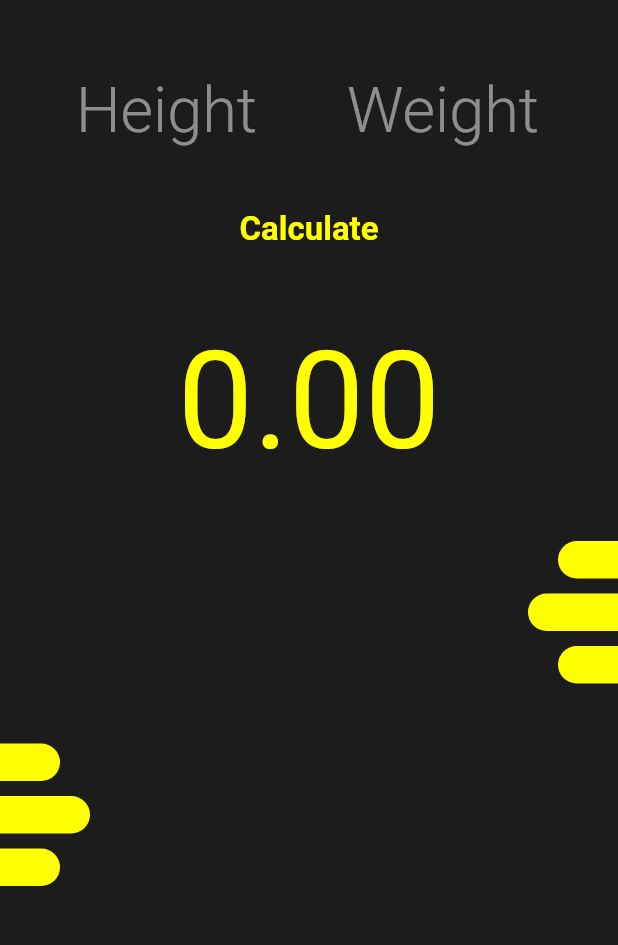
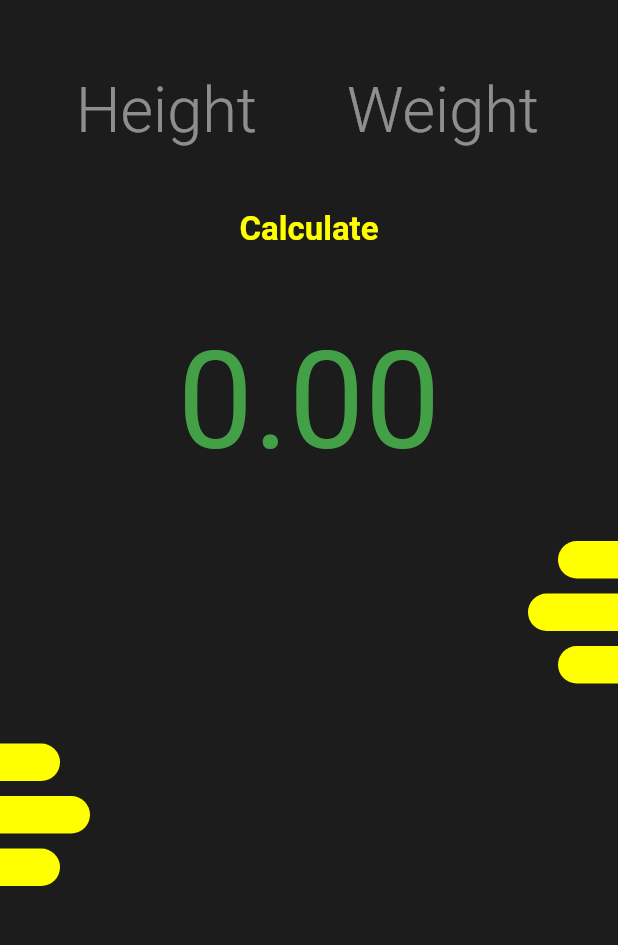
Before and after one commit to meetmeerahul/bmi_calculator, a Flutter app: the screen it shows after launch, on a phone screen of 412 x 824 dp, the part 59-1004 px from its top. Run offline on Flutter 3.47's test engine with Material 2 defaults, Android fonts, the phone set to English and light mode, and no system bars; our stand-ins replace hexcolor.

Commit message:
Message Colors Changed

```diff
--- a/lib/screen/home.dart
+++ b/lib/screen/home.dart
@@ -1,10 +1,8 @@
 import 'package:bmi_calculator/constants/app_constants.dart';
-import 'package:bmi_calculator/constants/app_constants.dart';
+
 import 'package:bmi_calculator/widgets/letf_bar.dart';
 import 'package:bmi_calculator/widgets/right_bar.dart';
 import 'package:flutter/material.dart';
-import 'package:hexcolor/hexcolor.dart';
-import 'package:hexcolor/hexcolor.dart';
 
 class BmiHomeScreen extends StatefulWidget {
   const BmiHomeScreen({super.key});
@@ -21,6 +19,8 @@ class _BmiHomeScreenState extends State<BmiHomeScreen> {
   double _bmiResult = 0;
 
   String _textResult = "";
+
+  bool _redSignal = false;
 
   @override
   Widget build(BuildContext context) {
@@ -105,10 +105,13 @@ class _BmiHomeScreenState extends State<BmiHomeScreen> {
 
                     if (_bmiResult > 25) {
                       _textResult = "You are Overweight";
+                      _redSignal = true;
                     } else if (_bmiResult >= 18.5 && _bmiResult < 25) {
                       _textResult = "You Are Healthy";
+                      _redSignal = false;
                     } else {
                       _textResult = "You Are Underweight";
+                      _redSignal = true;
                     }
                   });
                 },
@@ -128,7 +131,9 @@ class _BmiHomeScreenState extends State<BmiHomeScreen> {
             SizedBox(
               child: Text(
                 _bmiResult.toStringAsFixed(2),
-                style: TextStyle(fontSize: 90, color: accentHexColor),
+                style: TextStyle(
+                    fontSize: 90,
+                    color: (_redSignal ? Colors.red : Colors.green.shade600)),
               ),
             ),
             const SizedBox(
@@ -142,7 +147,7 @@ class _BmiHomeScreenState extends State<BmiHomeScreen> {
                   style: TextStyle(
                       fontSize: 32,
                       fontWeight: FontWeight.w400,
-                      color: accentHexColor),
+                      color: (_redSignal ? Colors.red : Colors.green.shade600)),
                 ),
               ),
             ),
```
